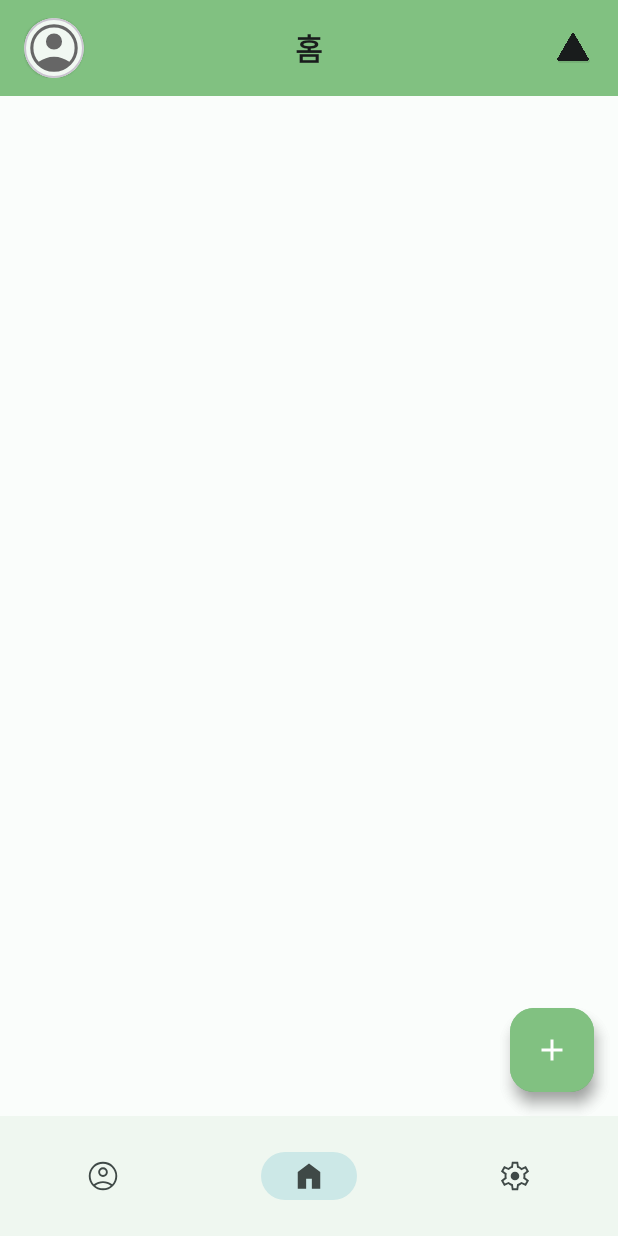
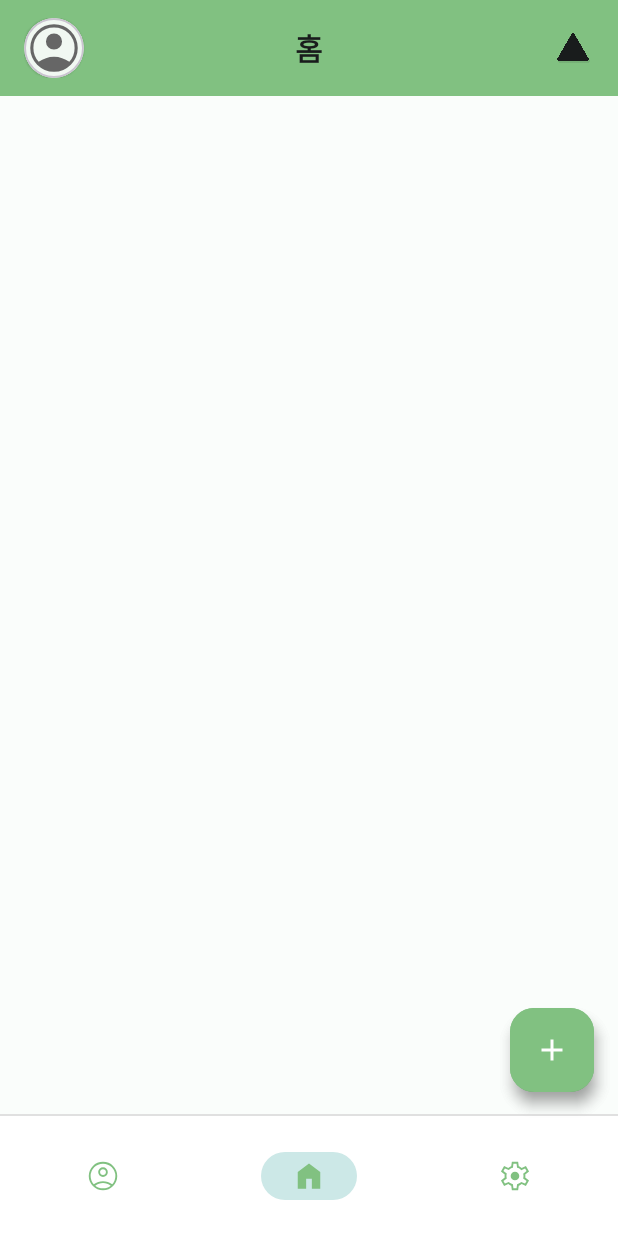
Before and after one commit to Sungjincc/Pillcare, an Android app built with Jetpack Compose: the MainActivity screen opened directly, with no data from a screen before it, on a phone screen of 412 x 824 dp. Run offline under Robolectric (Android 15) with nearby library versions, the phone set to English and light mode, and no system bars.

Commit message:
Style: 바텀 네비게이션 바 색상 및 스타일 변경
바텀 네비게이션 바의 색상과 스타일을 일관성 있게 변경

```diff
--- /dev/null
+++ b/app/src/main/res/color/bottom_nav_green_selector.xml
@@ -0,0 +1,5 @@
+<?xml version="1.0" encoding="utf-8"?>
+<selector xmlns:android="http://schemas.android.com/apk/res/android">
+    <item android:color="@color/md_theme_light_primary" android:state_checked="true"/>
+    <item android:color="@color/md_theme_light_primary" android:state_checked="false"/>
+</selector>
--- a/app/src/main/res/layout/activity_main.xml
+++ b/app/src/main/res/layout/activity_main.xml
@@ -112,16 +112,26 @@
         android:visibility="gone"
         android:contentDescription="@string/medicinePlusButton" />
 
+    <!-- 구분선 추가 -->
+    <View
+        android:id="@+id/bottomNavDivider"
+        android:layout_width="0dp"
+        android:layout_height="1dp"
+        android:background="#E0E0E0"
+        app:layout_constraintBottom_toTopOf="@id/bottomNavigationView"
+        app:layout_constraintStart_toStartOf="parent"
+        app:layout_constraintEnd_toEndOf="parent"/>
+
     <!-- Material 3 Bottom Navigation -->
     <com.google.android.material.bottomnavigation.BottomNavigationView
         android:id="@+id/bottomNavigationView"
         android:layout_width="match_parent"
         android:layout_height="wrap_content"
-        android:background="?attr/colorSurface"
+        android:background="@android:color/white"
         android:fitsSystemWindows="false"
         app:itemIconSize="24dp"
-        app:itemIconTint="?attr/colorOnSurfaceVariant"
-        app:itemTextColor="?attr/colorOnSurfaceVariant"
+        app:itemIconTint="@color/bottom_nav_green_selector"
+        app:itemTextColor="@color/bottom_nav_green_selector"
         app:labelVisibilityMode="unlabeled"
         app:layout_constraintBottom_toBottomOf="parent"
         app:layout_constraintStart_toStartOf="parent"
```
